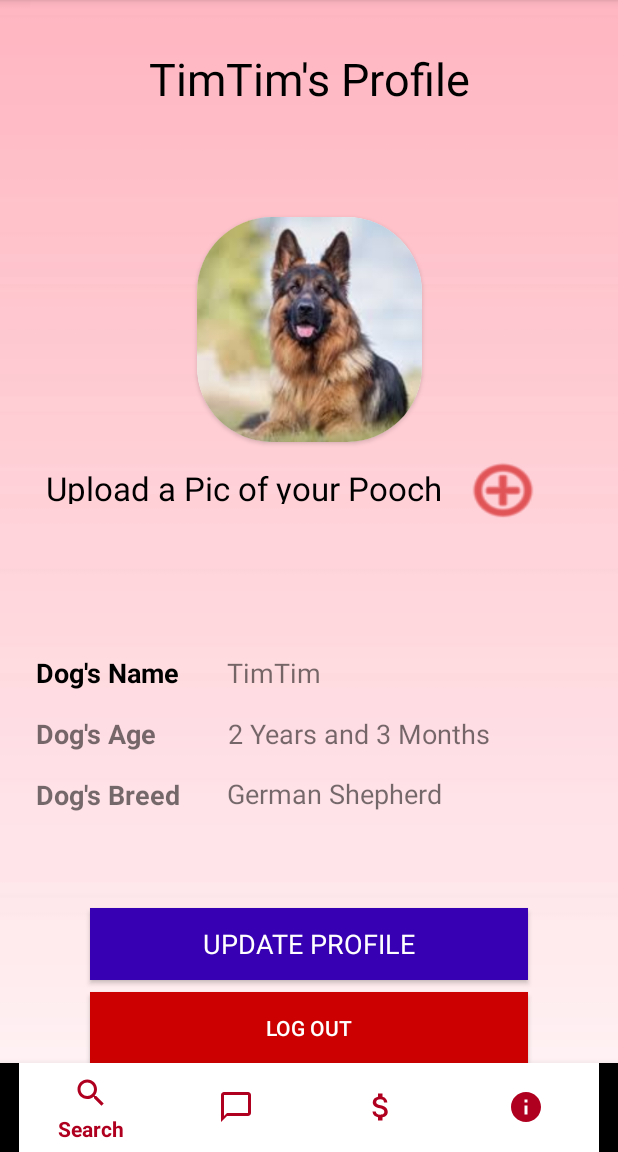
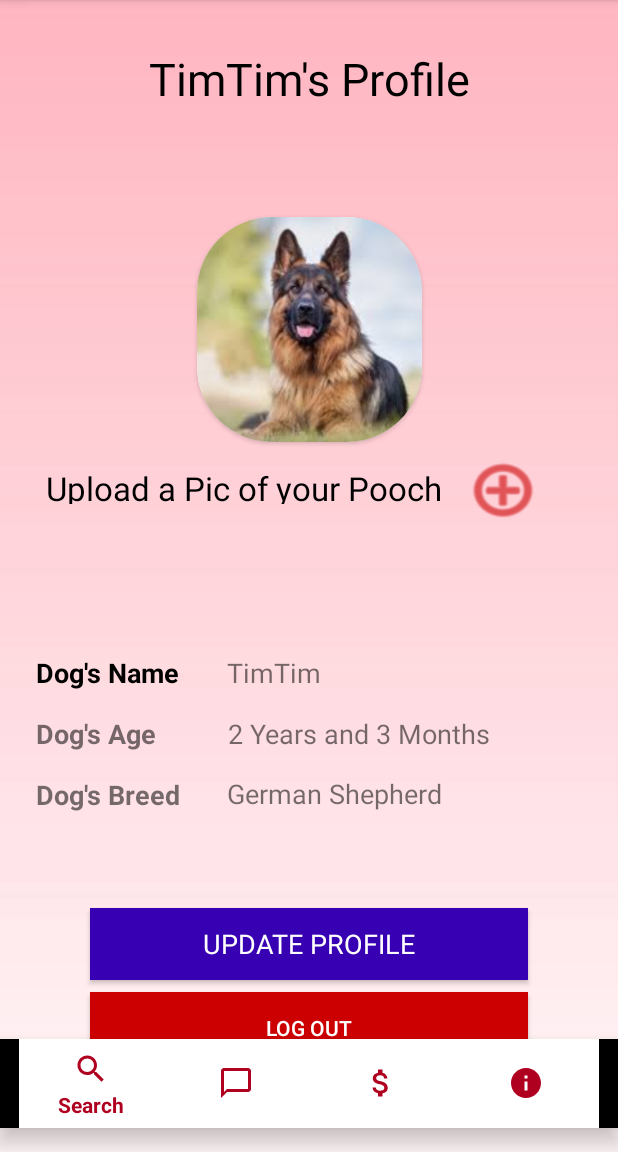
Before and after one commit to ChandulaM/PuppyPals, an Android app: the UserProfile screen opened directly, with no data from a screen before it, on a phone screen of 412 x 824 dp, the part 84-1236 px from its top. Run offline under Robolectric (Android 15) with nearby library versions, the phone set to English and light mode, and no system bars; Roboto replaces fonts that are not available here.

Commit message:
Initial layouts for my part

```diff
--- a/app/src/main/res/layout/activity_user_profile.xml
+++ b/app/src/main/res/layout/activity_user_profile.xml
@@ -181,11 +181,13 @@
     <com.google.android.material.bottomnavigation.BottomNavigationView
         android:layout_width="0dp"
         android:layout_height="59dp"
+        android:layout_marginBottom="16dp"
         app:itemBackground="@color/design_default_color_background"
         app:itemIconTint="@color/design_default_color_error"
         app:itemTextColor="@color/design_default_color_error"
         app:layout_constraintBottom_toBottomOf="parent"
         app:layout_constraintEnd_toEndOf="parent"
+        app:layout_constraintHorizontal_bias="0.0"
         app:layout_constraintStart_toStartOf="parent"
         app:menu="@menu/bottom_navigation" />
 
```
